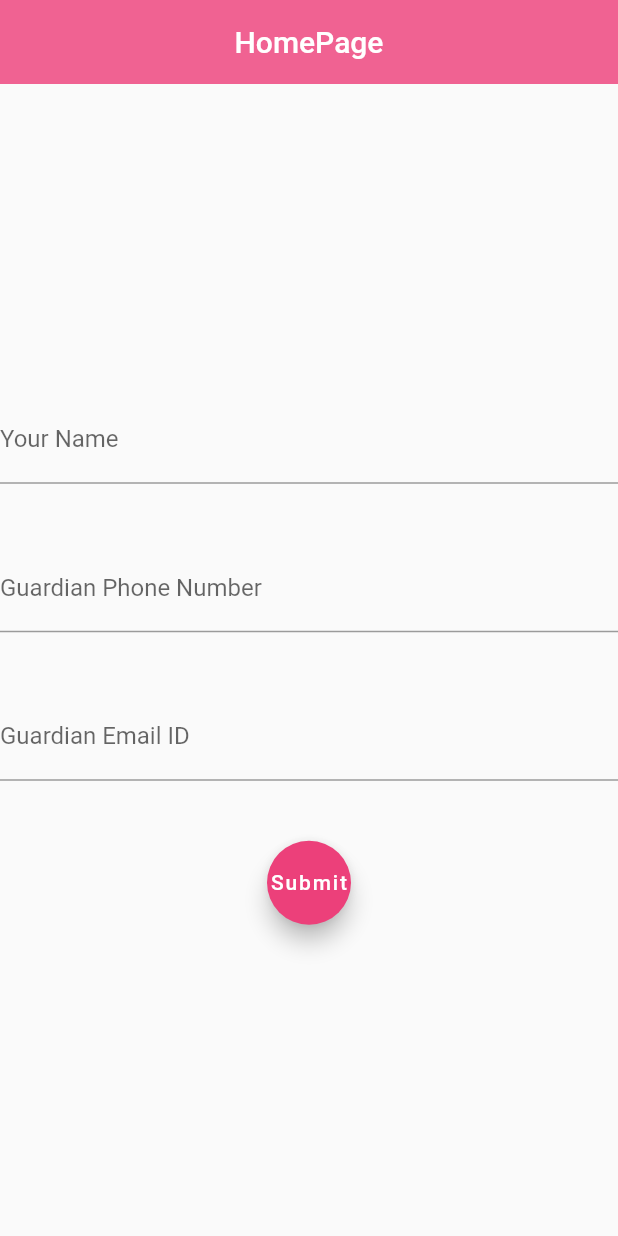
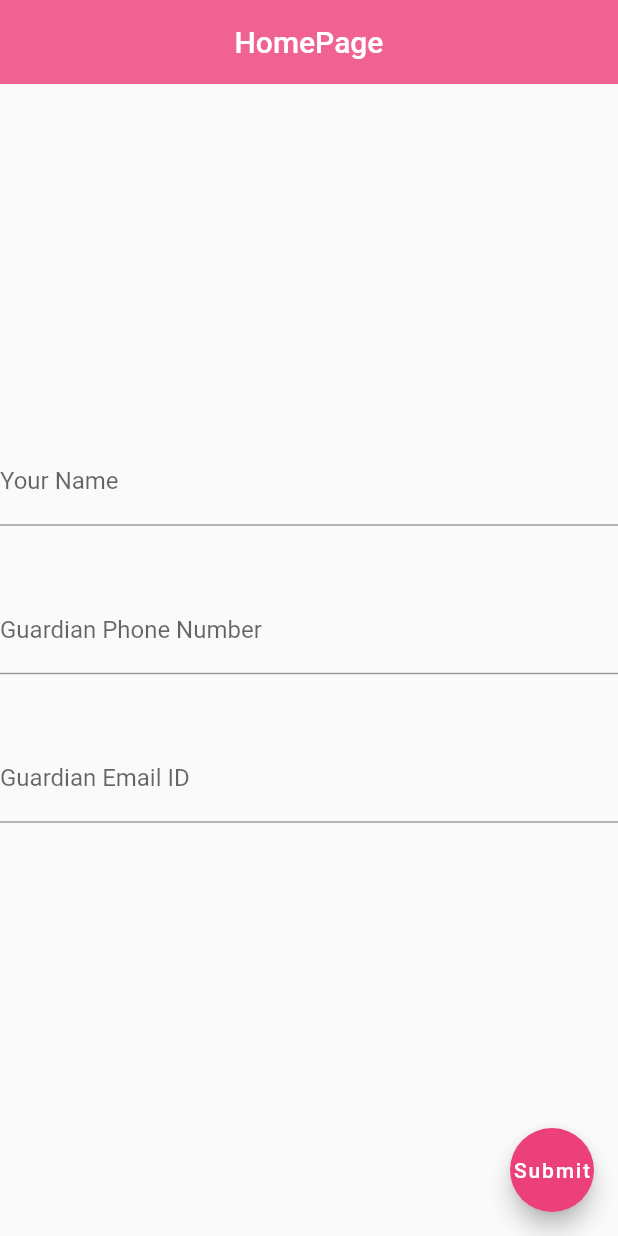
Before and after one commit to Shreyan34/Protect-Women-App, a Flutter app: the screen it shows after launch, on a phone screen of 412 x 824 dp. Run offline on Flutter 3.47's test engine with Material 2 defaults, Android fonts, the phone set to English and light mode, and no system bars.

Commit message:
Adding a floating action button
Here, I add the floating action button in my app, by removing the 'Submit' button

```diff
--- a/protect_women/lib/main.dart
+++ b/protect_women/lib/main.dart
@@ -3,6 +3,7 @@ import 'package:url_launcher/url_launcher.dart';
 
 void main() {
   runApp(MaterialApp(
+    debugShowCheckedModeBanner: false,
     home: HomePage(),
   ));
 }
@@ -23,6 +24,16 @@ class _HomePageState extends State<HomePage> {
         backgroundColor:
             Colors.pink[300], //puts a color to the background of the appbar
         elevation: 0.0, //clears the elevation of the App Bar
+      ),
+      floatingActionButton: FloatingActionButton(
+        onPressed: () {
+          Navigator.push(
+            context,
+            MaterialPageRoute(builder: (context) => LocationPage()),
+          );
+        },
+        child: Text('Submit'),
+        backgroundColor: Colors.pink[400],
       ),
       body: Padding(
         padding: EdgeInsets.symmetric(), //makes a symmetric padding
@@ -55,17 +66,6 @@ class _HomePageState extends State<HomePage> {
             SizedBox(
               width: 30.0,
               height: 40.0,
-            ),
-            FloatingActionButton(
-              //used for navigation to the next page
-              onPressed: () {
-                Navigator.push(
-                  context,
-                  MaterialPageRoute(builder: (context) => LocationPage()),
-                );
-              },
-              child: Text('Submit'),
-              backgroundColor: Colors.pink[400],
             ),
           ],
         ),
```
